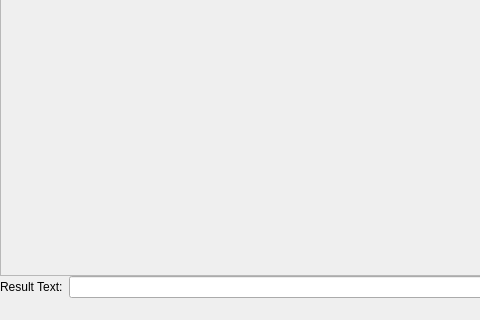
Old version of the form ocr/ocr.ui in the repository jslhs/boxeditor; both pictures show x 0 to 480 and y 231 to 551 of the 793 by 551 pixel window.
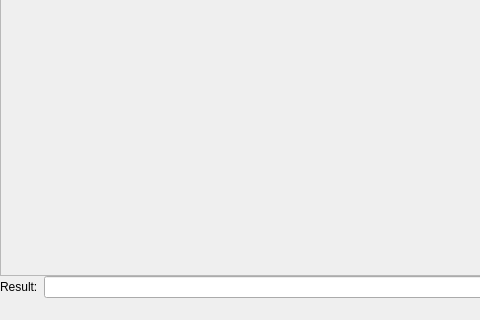
New version of the form.

What changed in the file:
```diff
--- a/ocr/ocr.ui
+++ b/ocr/ocr.ui
@@ -84,7 +84,7 @@
        <item>
         <widget class="QLabel" name="label_2">
          <property name="text">
-          <string>Result Text:</string>
+          <string>Result:</string>
          </property>
         </widget>
        </item>
```
Left out of the diff: 13 changed lines with no effect on the pictures.
